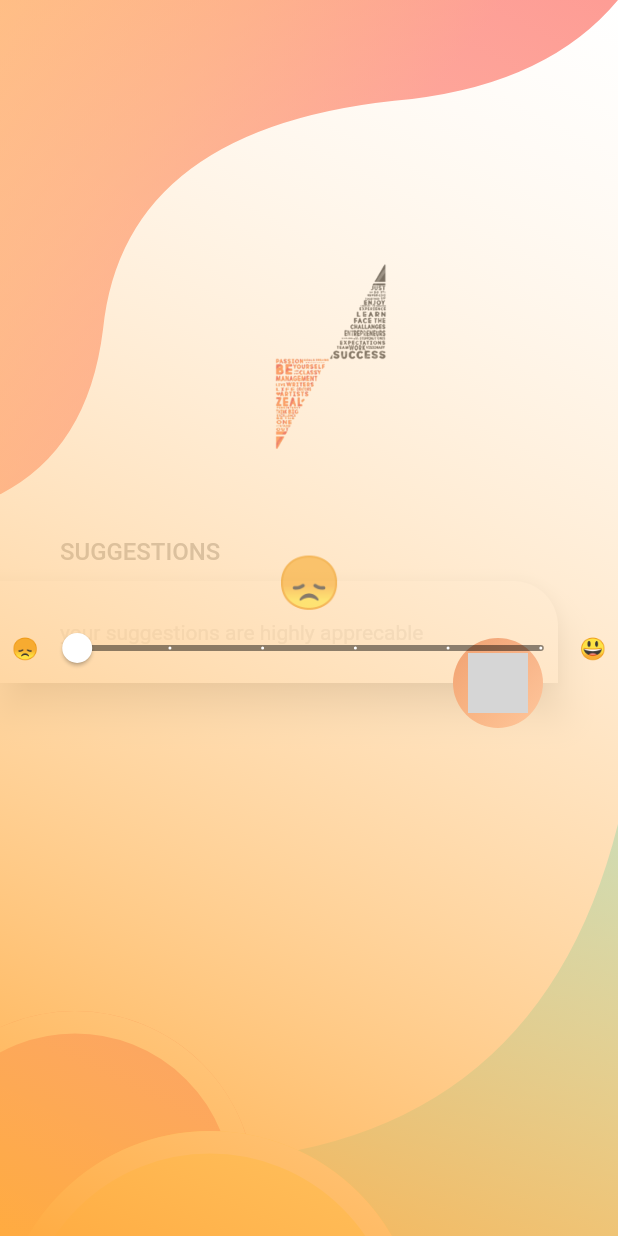
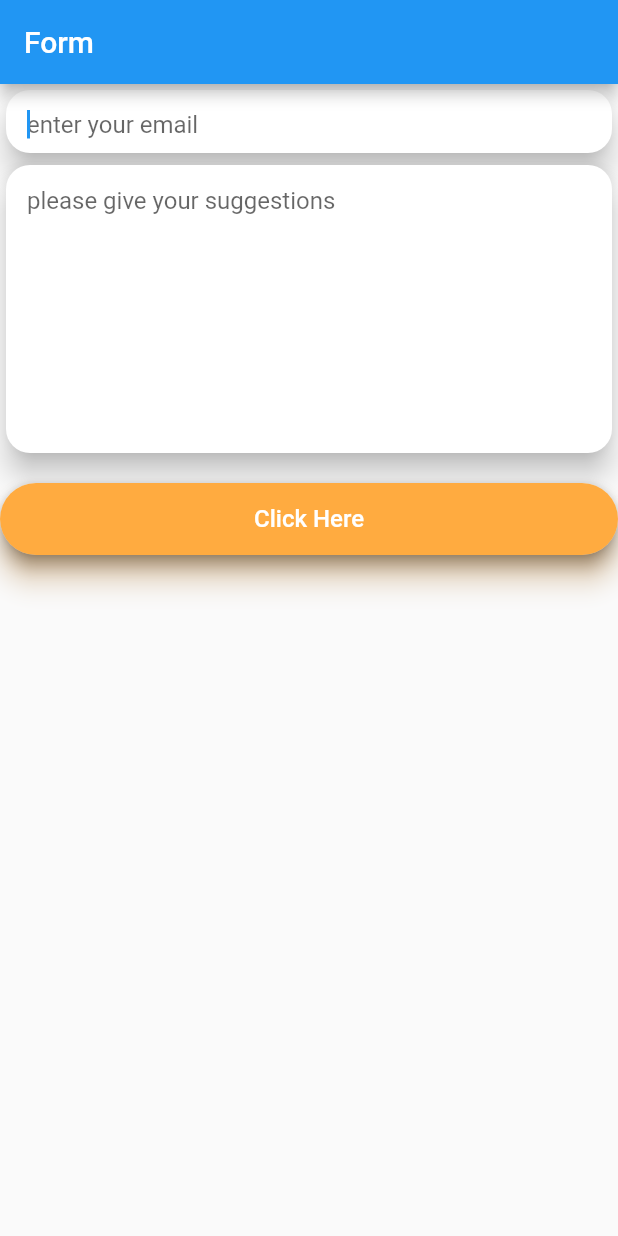
Before and after one commit to adityagautam98/experimental, a Flutter app: the screen it shows after launch, on a phone screen of 412 x 824 dp. Run offline on Flutter 3.47's test engine with Material 2 defaults, Android fonts, the phone set to English and light mode, and no system bars; grey boxes are pictures that could not be loaded.

Commit message:
commit - 2

```diff
--- a/lib/main.dart
+++ b/lib/main.dart
@@ -1,97 +1,212 @@
+import 'dart:async';
 import 'package:flutter/material.dart';
-import 'package:flutter/services.dart';
 
-import 'background.dart';
-import 'loginUi.dart';
-const _emojis = ['😞','1','2','3','4','😃'];
+void main() => runApp(
+    MyApp(
+    ));
+
+class MyApp extends StatelessWidget {
+  @override
+  Widget build(BuildContext context) {
+    final appTitle = 'Form';
+
+    return MaterialApp(
+      title: appTitle,
+      home: Scaffold(
+        appBar: AppBar(
+          title: Text(appTitle),
+        ),
+        body: MyCustomForm(),
+      ),
+    );
+  }
+}
+
+// Create a Form widget.
+class MyCustomForm extends StatefulWidget {
+  @override
+  MyCustomFormState createState() {
+    return MyCustomFormState();
+  }
+}
+
+// Create a corresponding State class.
+// This class holds data related to the form.
+class MyCustomFormState extends State<MyCustomForm>  with TickerProviderStateMixin {
+  double _value = 0;
+  int _state = 0;
+  Animation _animation;
+  AnimationController _controller;
+  GlobalKey _globalKey = GlobalKey();
+  double _width = double.maxFinite;
+
+  @override
+  void dispose() {
+    super.dispose();
+    _controller.dispose();
+  }
+
+  final _formKey = GlobalKey<FormState>();
+
+  @override
+  Widget build(BuildContext context) {
+
+    // Build a Form widget using the _formKey created above.
+    return Form(
+      key: _formKey,
+      child: ListView(
+          children: <Widget>[
+
+            SizedBox(
+              width: 700.0,
+              height: 50.0,
+              child: Card(
+                elevation: 8.0,
+                shape: RoundedRectangleBorder(
+                    borderRadius: BorderRadius.circular(16.0)
+                ),
+
+                child: Padding(
+
+                  padding: const EdgeInsets.only(left: 14.0),
+                  child: TextFormField(
+
+                    autofocus: true,
+                    decoration: InputDecoration(
+
+                      border: InputBorder.none,
+                      hintText: 'enter your email',
+                      hintMaxLines: 1,
+
+                    ),
+                    validator: (value) {
+                      if (value.isEmpty) {
+                        return 'Enter some text';
+                      }
+                      return null;
+                    },
+                  ),
+                ),
+              ),
+            ),
+            SizedBox(
+              width: 700.0,
+              height: 200.0,
+              child: Card(
+                elevation: 8.0,
+                shape: RoundedRectangleBorder(
+                    borderRadius: BorderRadius.circular(16.0)
+                ),
+                child: Padding(
+                  padding: const EdgeInsets.only(left: 14.0),
+                  child: TextFormField(
+                    autofocus: true,
+                    decoration: InputDecoration(
+                      border: InputBorder.none,
+                      hintText: 'please give your suggestions',
+                      hintMaxLines: 5,
+                    ),
 
 
-void main() {
-  SystemChrome.setPreferredOrientations([DeviceOrientation.portraitUp])
-      .then((_) {
-    runApp(MaterialApp(
-      home: MyApp(),
-    ));
-  });
-}
+                    validator: (value) {
+                      if (value.isEmpty) {
+                        return 'Enter some text';
+                      }
+                      return null;
+                    },
+                  ),
+                ),
+              ),
+            ),
 
-class MyApp extends StatefulWidget {
-  MyApp({Key key, this.title}) : super(key: key);
-
-  final String title;
-
-  @override
-  _MyAppState createState() => _MyAppState();
-}
-
-class _MyAppState extends State<MyApp> {
-  double _value = 0;
-  Widget build(BuildContext context) {
-    return Scaffold(
-      resizeToAvoidBottomPadding: false,
-      backgroundColor: Colors.white,
-      body: Stack(
-        children: <Widget>[
-          Background(),
-          Login(),
-          Container(
-            decoration: BoxDecoration(
-                gradient: new LinearGradient(
-                    colors: [Colors.orangeAccent, Colors.white30],
-                    begin: Alignment.bottomLeft,
-                    end: Alignment.topRight
-                )
-            ),
-            child: Center(
-              child: Column(
-                mainAxisAlignment: MainAxisAlignment.center,
-                children: <Widget>[
-                  Text(
-                    '${_emojis[_value.toInt()]}',
-                    style: Theme.of(context).textTheme.display1,
-                  ),
-                  Padding(
-                    padding: const EdgeInsets.symmetric(horizontal: 8.0),
-                    child: Container(
-                      child: Row(
-                        mainAxisAlignment: MainAxisAlignment.center,
-                        children: <Widget>[
-                          Text(_emojis[0], softWrap: true),
-                          Expanded(
-                            child: Slider(
-
-                              value: _value,
-                              //label: _emojis[_value.toInt()],
-                              min: 0.0,
-                              max: 5.0,
-                              divisions: 5,
-
-
-                              onChangeStart: (double value) {
-                                print('Start value is ' + value.toString());
-                              },
-                              onChangeEnd: (double value) {
-                                print('Finish value is ' + value.toString());
-                              },
-                              onChanged: (double value) {
-                                setState(() {
-                                  _value = value;
-                                });
-                              },
-                              activeColor: Colors.white,
-                              inactiveColor: Colors.black45,
-                            ),
-                          ),
-                          Text(_emojis[5], softWrap: true)
-                        ],
+            Padding(
+              padding: const EdgeInsets.symmetric(vertical: 16.0),
+              child: Align(
+                alignment: Alignment.center,
+                child: PhysicalModel(
+                  elevation: 8,
+                  shadowColor: Colors.orangeAccent,
+                  color: Colors.white,
+                  borderRadius: BorderRadius.circular(25),
+                  child: Container(
+                    key: _globalKey,
+                    height: 48,
+                    width: _width,
+                    child: RaisedButton(
+                      animationDuration: Duration(milliseconds: 1000),
+                      shape: RoundedRectangleBorder(
+                        borderRadius: BorderRadius.circular(25),
                       ),
+                      padding: EdgeInsets.all(0),
+                      child: setUpButtonChild(),
+                      onPressed: () {
+                        setState(() {
+                          if (_state == 0) {
+                            animateButton();
+                          }
+                        });
+                      },
+                      elevation: 4,
+                      color: Colors.orangeAccent,
                     ),
                   ),
-                ],
+                ),
               ),
             ),
-          ),
-        ],
-      ),);}
+          ]),
+    );
 
   }
+
+  ///
+  ///
+  ///
+  setUpButtonChild() {
+    if (_state == 0) {
+      return Text(
+        "Click Here",
+        style: const TextStyle(
+          color: Colors.white,
+          fontSize: 16,
+        ),
+      );
+    } else if (_state == 1) {
+      return SizedBox(
+        height: 36,
+        width: 36,
+        child: CircularProgressIndicator(
+          value: null,
+          valueColor: AlwaysStoppedAnimation<Color>(Colors.white),
+        ),
+      );
+    } else {
+      return Icon(Icons.check, color: Colors.white);
+    }
+  }
+
+  void animateButton() {
+    double initialWidth = _globalKey.currentContext.size.width;
+
+    _controller =
+        AnimationController(duration: Duration(milliseconds: 300), vsync: this);
+
+    _animation = Tween(begin: 0.0, end: 1).animate(_controller)
+      ..addListener(() {
+        setState(() {
+          _width = initialWidth - ((initialWidth - 48) * _animation.value);
+        });
+      });
+    _controller.forward();
+
+    setState(() {
+      _state = 1;
+    });
+
+    Timer(Duration(milliseconds: 3300), () {
+      setState(() {
+        _state = 2;
+      });
+    });
+  }
+
+}
```
Also changed, not shown: pubspec.lock.
